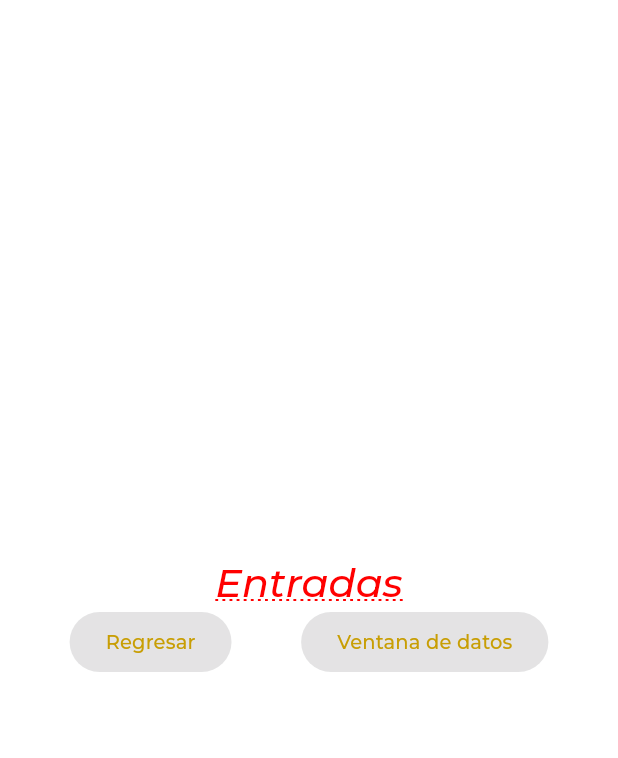
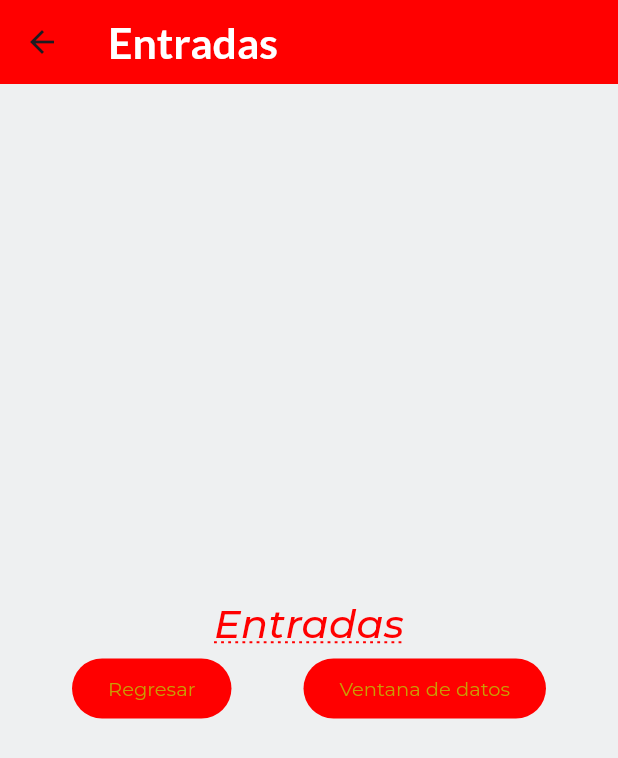
Before and after one commit to Zuleyma29/practica3Gaby, a Flutter app: the screen it shows after launch, after a tap on "Entradas", on a phone screen of 412 x 824 dp. Shown: the top 758 px of the screen. Run offline on Flutter 3.47's test engine with Material 3 defaults, Android fonts, the phone set to English and light mode, and no system bars; our stand-ins replace google_fonts.

Commit message:
Ghanging the AppTheme

```diff
--- a/lib/screens/home_screen.dart
+++ b/lib/screens/home_screen.dart
@@ -25,8 +25,14 @@ class HomeScreen extends StatelessWidget {
             subtitle: Text('Introduciendo valores',
             style: AppTheme.lightTheme.textTheme.bodySmall,
             ),
-            leading: const Icon(Icons.input),
-            trailing: const Icon(Icons.arrow_circle_right_rounded),
+            leading: IconTheme(
+              data: AppTheme.lightTheme.iconTheme,
+              child:const Icon(Icons.input),
+            ),
+            trailing: IconTheme(
+              data: AppTheme.lightTheme.iconTheme,
+              child:const Icon(Icons.arrow_circle_right_rounded),
+            ),
             onTap: () {
               final ruta1 = MaterialPageRoute(builder: (context){
                 return const InputsScreen();
@@ -42,8 +48,14 @@ class HomeScreen extends StatelessWidget {
             subtitle:Text('Lista con scroll infinito',
             style: AppTheme.lightTheme.textTheme.bodySmall,
             ),
-            leading: const Icon(Icons.list),
-            trailing: const Icon(Icons.arrow_circle_right_rounded),
+            leading: IconTheme(
+              data: AppTheme.lightTheme.iconTheme,
+              child:const Icon(Icons.list),
+            ),
+            trailing: IconTheme(
+              data: AppTheme.lightTheme.iconTheme,
+              child:const Icon(Icons.arrow_circle_right_rounded),
+            ),
             onTap: () {
               final ruta2 = MaterialPageRoute(builder: (context){
                 return const InfiniteScrollScreen();
@@ -59,8 +71,14 @@ class HomeScreen extends StatelessWidget {
             subtitle:  Text('Mostrar una notificacion',
             style: AppTheme.lightTheme.textTheme.bodySmall,
             ),
-            leading: const Icon(Icons.notification_add),
-            trailing: const Icon(Icons.arrow_circle_right_rounded),
+            leading: IconTheme(
+              data: AppTheme.lightTheme.iconTheme,
+              child: const Icon(Icons.notification_add),
+            ),
+            trailing: IconTheme(
+              data: AppTheme.lightTheme.iconTheme,
+              child:const Icon(Icons.arrow_circle_right_rounded),
+            ),
             onTap: () {
               final ruta3 = MaterialPageRoute(builder: (context){
                 return const NotificationsScreen();
--- a/lib/screens/inputs_screen.dart
+++ b/lib/screens/inputs_screen.dart
@@ -11,7 +11,11 @@ class InputsScreen extends StatefulWidget {
 class _InputsScreenState extends State<InputsScreen> {
   @override
   Widget build(BuildContext context) {
-    return Column(
+    return Scaffold(
+      appBar:AppBar(
+        title: const Text('Entradas'),
+      ),
+      body: Column(
         mainAxisAlignment: MainAxisAlignment.center,
         children:[
           Text(
@@ -32,6 +36,7 @@ class _InputsScreenState extends State<InputsScreen> {
               ],
             ),
         ]
+      ),
     );
   }
 }
--- a/lib/theme/app_theme.dart
+++ b/lib/theme/app_theme.dart
@@ -14,8 +14,30 @@ class AppTheme{
   //Constante de tema
   static final ThemeData lightTheme = ThemeData.light().copyWith(
     scaffoldBackgroundColor: backColor,
-    appBarTheme: const AppBarTheme(
+    appBarTheme: AppBarTheme(
       color: primaryColor,
+      titleTextStyle: GoogleFonts.lato(
+        color: Colors.white,
+        fontSize: 28.5,
+        fontWeight: FontWeight.bold,
+      ),
+    ),
+    iconTheme: const IconThemeData(
+      color: primaryColor,
+      size:35.0,
+    ),
+    elevatedButtonTheme: ElevatedButtonThemeData(
+      style: ButtonStyle(
+        backgroundColor: MaterialStateProperty.all(
+          primaryColor,
+        ),
+        foregroundColor: MaterialStateProperty.all(
+          Colors.white,
+        ),
+        textStyle: MaterialStateProperty.all(
+          GoogleFonts.pacifico(fontSize: 25.0,)
+        )
+      )
     ),
     textTheme: TextTheme(
       // Titulos muy grandes
```
Lines whose indentation alone changed are shown as unchanged.
